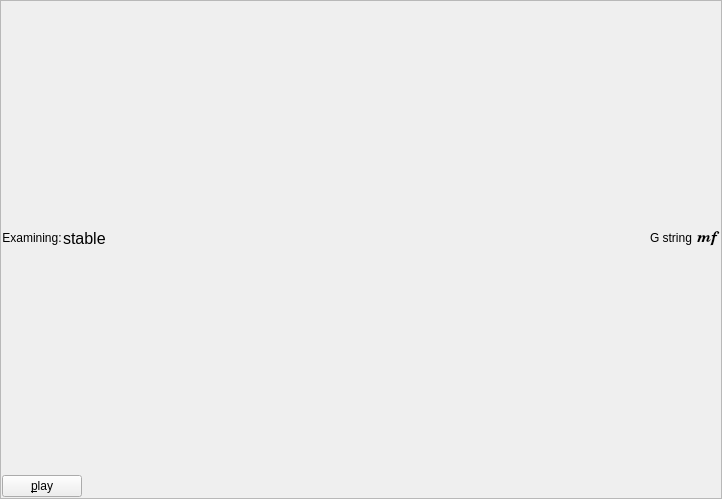
Before: the Qt Designer form python/examine_widget_gui.ui in gperciva/vivi, drawn with Qt 5.
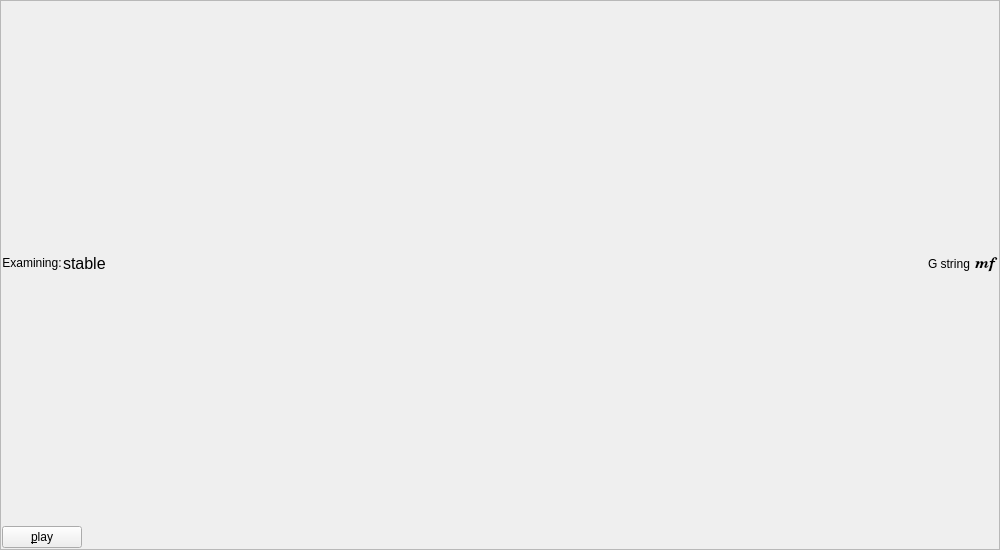
After: the same form once the commit is applied.

Patch:
```diff
--- a/python/examine_widget_gui.ui
+++ b/python/examine_widget_gui.ui
@@ -6,8 +6,8 @@
    <rect>
     <x>0</x>
     <y>0</y>
-    <width>722</width>
-    <height>499</height>
+    <width>1000</width>
+    <height>550</height>
    </rect>
   </property>
   <property name="windowTitle">
@@ -61,11 +61,37 @@
        </property>
       </widget>
      </item>
+     <item>
+      <spacer name="horizontalSpacer_3">
+       <property name="orientation">
+        <enum>Qt::Horizontal</enum>
+       </property>
+       <property name="sizeType">
+        <enum>QSizePolicy::MinimumExpanding</enum>
+       </property>
+       <property name="sizeHint" stdset="0">
+        <size>
+         <width>40</width>
+         <height>20</height>
+        </size>
+       </property>
+      </spacer>
+     </item>
+     <item>
+      <widget class="QLabel" name="extra_label">
+       <property name="text">
+        <string/>
+       </property>
+      </widget>
+     </item>
      <item>
       <spacer name="horizontalSpacer">
        <property name="orientation">
         <enum>Qt::Horizontal</enum>
        </property>
+       <property name="sizeType">
+        <enum>QSizePolicy::MinimumExpanding</enum>
+       </property>
        <property name="sizeHint" stdset="0">
         <size>
          <width>40</width>
```
